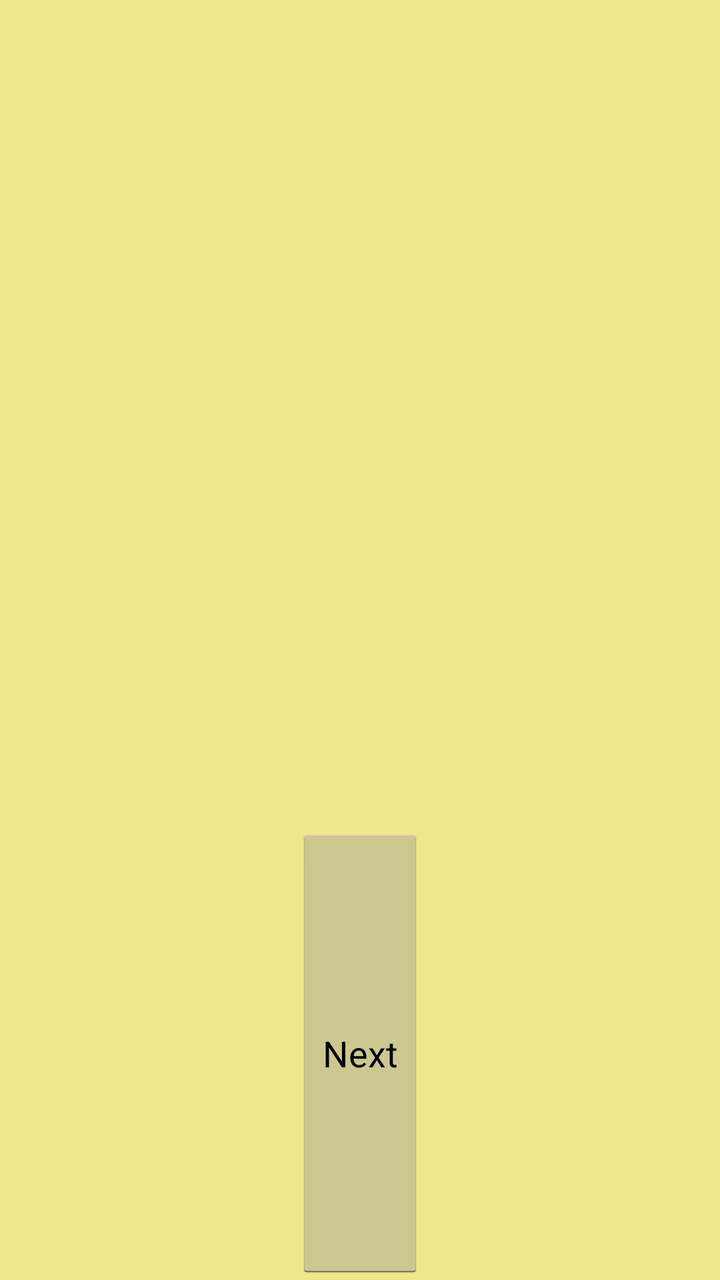
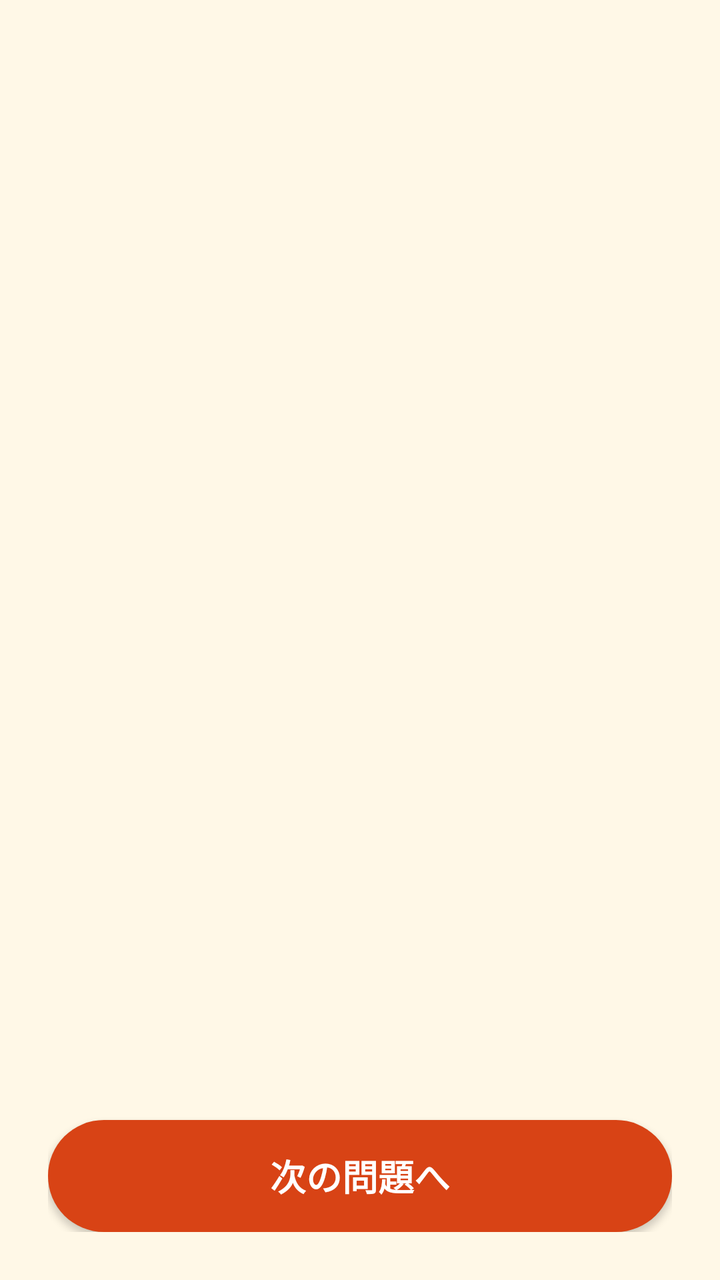

The first picture is an Android layout as it rendered before a commit; the second is the same layout after the commit. The layout source and the unified diff follow.
<!-- AndroidManifest.xml: application theme AppTheme -->
<!-- res/layout/result_view.xml -->
<?xml version="1.0" encoding="utf-8"?>
  <LinearLayout xmlns:android="http://schemas.android.com/apk/res/android"
    xmlns:tools="http://schemas.android.com/tools"
    android:layout_width="match_parent"
    android:layout_height="match_parent"
    android:layout_gravity="center_horizontal"
    android:background="#f0e68c"
    android:orientation="vertical">
    
	<TextView
    	android:id="@+id/result"
    	android:layout_gravity="center_horizontal"
    	android:layout_width="wrap_content"
    	android:layout_height="wrap_content"
    	android:layout_weight="2"
        android:textColor="#0000ff"
    	android:padding="16dp"
    	android:textSize="18sp" />
    <Button
    	android:id="@+id/close_button"        
    	android:layout_gravity="center_horizontal"
        android:layout_width="wrap_content"
        android:layout_height="wrap_content"
    	android:layout_weight="1"        
        android:text="@string/close_result" />
  </LinearLayout>
<!-- resources referenced by this layout -->
<resources>
  <string name="close_result">Next</string>
  <style name="AppTheme" parent="AppBaseTheme">
          
          
          <item name="android:windowOptOutEdgeToEdgeEnforcement" tools:targetApi="35">true</item>
      </style>
  <style name="AppBaseTheme" parent="android:Theme.Light">
          
      </style>
</resources>

<!-- the commit's change to res/layout/result_view.xml (unified diff, before → after) -->
@@ -1,26 +1,36 @@
 <?xml version="1.0" encoding="utf-8"?>
-  <LinearLayout xmlns:android="http://schemas.android.com/apk/res/android"
-    xmlns:tools="http://schemas.android.com/tools"
+<LinearLayout xmlns:android="http://schemas.android.com/apk/res/android"
     android:layout_width="match_parent"
     android:layout_height="match_parent"
-    android:layout_gravity="center_horizontal"
-    android:background="#f0e68c"
-    android:orientation="vertical">
-    
-	<TextView
-    	android:id="@+id/result"
-    	android:layout_gravity="center_horizontal"
-    	android:layout_width="wrap_content"
-    	android:layout_height="wrap_content"
-    	android:layout_weight="2"
-        android:textColor="#0000ff"
-    	android:padding="16dp"
-    	android:textSize="18sp" />
+    android:orientation="vertical"
+    android:padding="24dp">
+
+    <LinearLayout
+        android:layout_width="match_parent"
+        android:layout_height="0dp"
+        android:layout_weight="1"
+        android:gravity="center"
+        android:orientation="vertical">
+
+        <TextView
+            android:id="@+id/result_label"
+            android:layout_width="wrap_content"
+            android:layout_height="wrap_content"
+            android:textSize="40sp"
+            android:textStyle="bold" />
+
+        <TextView
+            android:id="@+id/result"
+            android:layout_width="wrap_content"
+            android:layout_height="wrap_content"
+            android:layout_marginTop="16dp"
+            android:textColor="@color/text_primary"
+            android:textSize="56sp" />
+    </LinearLayout>
+
     <Button
-    	android:id="@+id/close_button"        
-    	android:layout_gravity="center_horizontal"
-        android:layout_width="wrap_content"
-        android:layout_height="wrap_content"
-    	android:layout_weight="1"        
+        android:id="@+id/close_button"
+        style="@style/PrimaryButton"
         android:text="@string/close_result" />
-  </LinearLayout>
+
+</LinearLayout>
<!-- resource entries referenced after the edit -->
@@ -1,13 +1,52 @@
 <!-- resources referenced by this layout -->
 <resources>
-  <string name="close_result">Next</string>
+  <color name="text_primary">#3E2723</color>
+  <string name="close_result">次の問題へ</string>
+  <style name="PrimaryButton">
+          <item name="android:layout_width">match_parent</item>
+          <item name="android:layout_height">56dp</item>
+          <item name="android:background">@drawable/btn_primary</item>
+          <item name="android:textColor">@android:color/white</item>
+          <item name="android:textSize">18sp</item>
+          <item name="android:textStyle">bold</item>
+          <item name="android:textAllCaps">false</item>
+          <item name="android:stateListAnimator">@null</item>
+          <item name="android:elevation">2dp</item>
+      </style>
   <style name="AppTheme" parent="AppBaseTheme">
-          
+          <item name="android:colorPrimary">@color/brand</item>
+          <item name="android:colorPrimaryDark">@color/brand_dark</item>
+          <item name="android:colorAccent">@color/accent</item>
+          <item name="android:windowBackground">@color/background</item>
+          <item name="android:textColorPrimary">@color/text_primary</item>
           
           <item name="android:windowOptOutEdgeToEdgeEnforcement" tools:targetApi="35">true</item>
       </style>
-  <style name="AppBaseTheme" parent="android:Theme.Light">
-          
-      </style>
+  <!-- drawable btn_primary (drawable) -->
+  <?xml version="1.0" encoding="utf-8"?>
+  <ripple xmlns:android="http://schemas.android.com/apk/res/android"
+      android:color="#40FFFFFF">
+      <item>
+          <selector>
+              <item android:state_enabled="false">
+                  <shape android:shape="rectangle">
+                      <solid android:color="#BCAAA4" />
+                      <corners android:radius="28dp" />
+                  </shape>
+              </item>
+              <item>
+                  <shape android:shape="rectangle">
+                      <solid android:color="@color/brand" />
+                      <corners android:radius="28dp" />
+                  </shape>
+              </item>
+          </selector>
+      </item>
+  </ripple>
+  <style name="AppBaseTheme" parent="android:Theme.Material.Light.DarkActionBar" />
+  <color name="brand">#D84315</color>
+  <color name="brand_dark">#A52714</color>
+  <color name="accent">#FFB300</color>
+  <color name="background">#FFF8E7</color>
 </resources>
 
